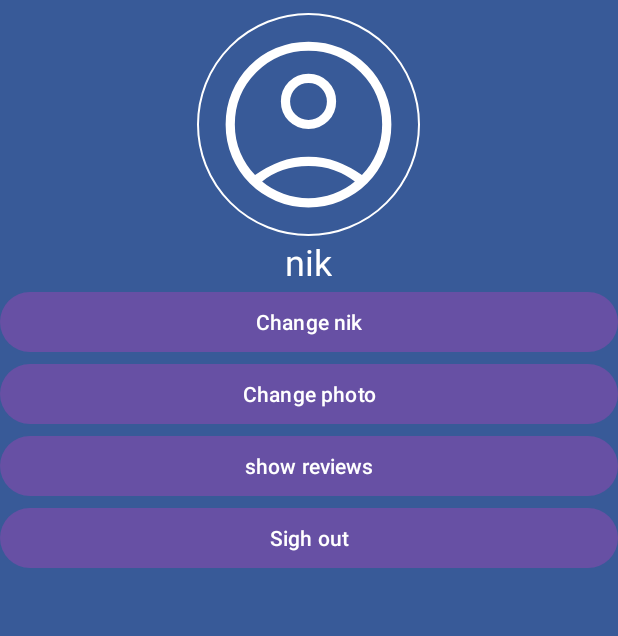
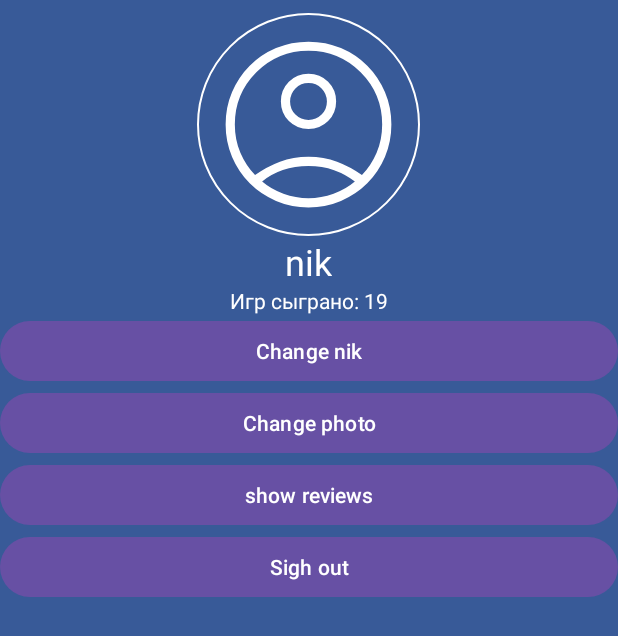
Before and after one commit to vadhub/AthleticaBasketball, an Android app: the AccountFragment screen opened through its navigation route, on a phone screen of 412 x 824 dp. Shown: the top 636 px of the screen. Run offline under Robolectric (Android 15) with nearby library versions, the phone set to English and light mode, and no system bars; our stand-ins replace Picasso, navigation-ui; libraries missing offline, so code that uses them is left out: com.canhub.cropper, id.zelory.compressor; pictures from the network do not load.

Commit message:
add game count

```diff
--- a/app/src/main/res/layout/fragment_account.xml
+++ b/app/src/main/res/layout/fragment_account.xml
@@ -37,6 +37,13 @@
             android:textColor="@color/white"
             android:textSize="24sp" />
 
+        <TextView
+            android:id="@+id/games"
+            android:text="Игр сыграно: 19"
+            android:textColor="@color/white"
+            android:layout_width="wrap_content"
+            android:layout_height="wrap_content"/>
+
     </LinearLayout>
 
     <Button
```
